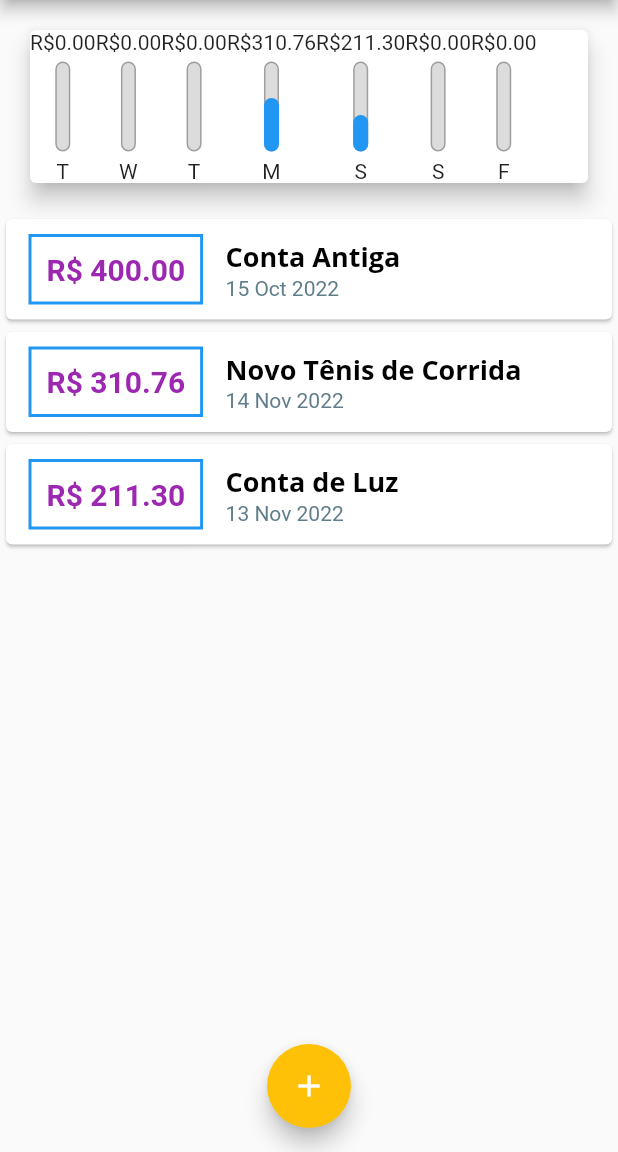
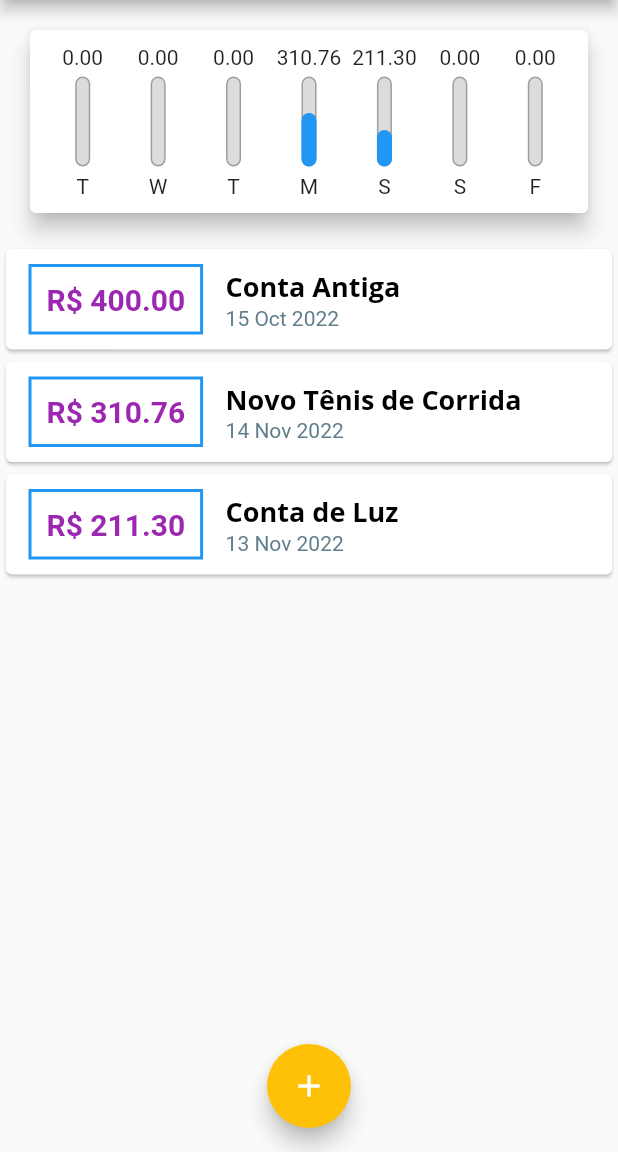
Before and after one commit to michelbaleeiro/expenses, a Flutter app: the screen it shows after launch, on a phone screen of 412 x 824 dp, the part 84-1236 px from its top. Run offline on Flutter 3.47's test engine with Material 2 defaults, Android fonts, the phone set to English and light mode, and no system bars.

Commit message:
126. Finalizando Chart Widget

```diff
--- a/lib/components/chart.dart
+++ b/lib/components/chart.dart
@@ -35,7 +35,7 @@ class Chart extends StatelessWidget {
 
   double get _weekTotalValue {
     return groupedTransactions.fold(0.0, (sum, tr) {
-      return sum +(tr['value'] as double);
+      return sum + (tr['value'] as double);
     });
   }
 
@@ -44,14 +44,21 @@ class Chart extends StatelessWidget {
     return Card(
       elevation: 6,
       margin: const EdgeInsets.all(20),
+      child: Padding(
+        padding: const EdgeInsets.all(10.0),
         child: Row(
+          mainAxisAlignment: MainAxisAlignment.spaceAround,
           children: groupedTransactions.map((tr) {
-          return ChartBar(
+            return Flexible(
+              fit: FlexFit.tight,
+              child: ChartBar(
                 label: tr['day'] as String,
                 value: tr['value'] as double,
                 percentage: (tr['value'] as double) / _weekTotalValue,
+              ),
             );
           }).toList(),
+        ),
       ),
     );
   }
--- a/lib/components/chart_bar.dart
+++ b/lib/components/chart_bar.dart
@@ -16,7 +16,8 @@ class ChartBar extends StatelessWidget {
   Widget build(BuildContext context) {
     return Column(
       children: [
-        Text('R\$${value!.toStringAsFixed(2)}'),
+        FittedBox(
+          child: Text(value!.toStringAsFixed(2))),
         const SizedBox(height: 5),
         // ignore: sized_box_for_whitespace
         Container(
```
Lines whose indentation alone changed are shown as unchanged.
